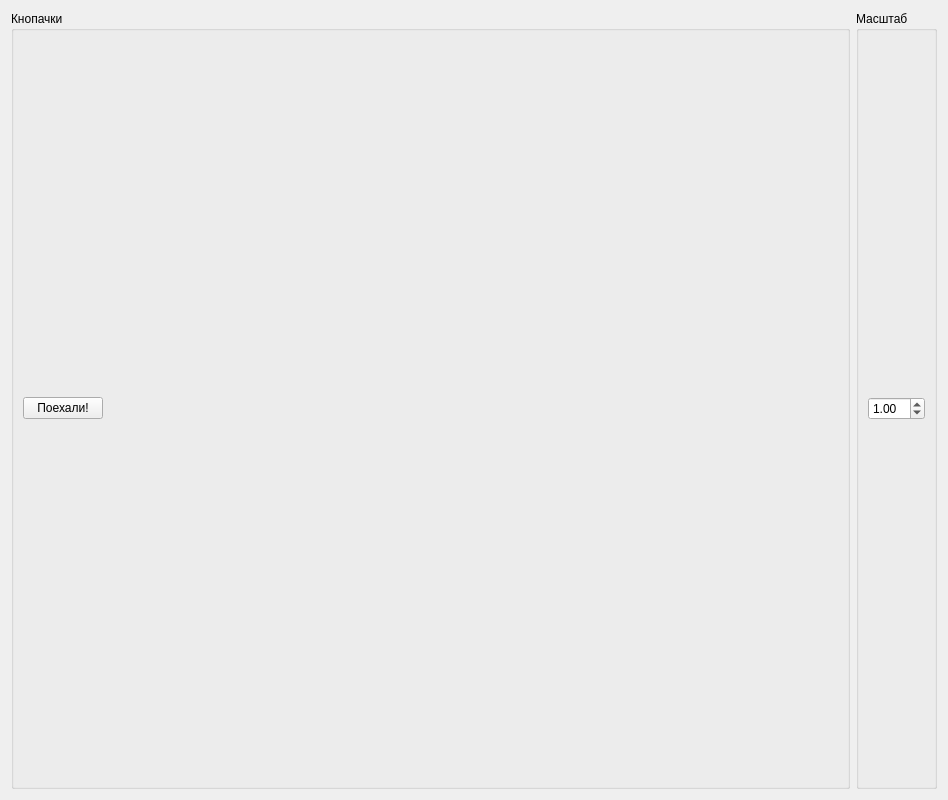
The window that SmallScrewdriver/smallscrewdriver.ui (Ingener74/Small-Screwdriver) describes before a commit, drawn with Qt 5.
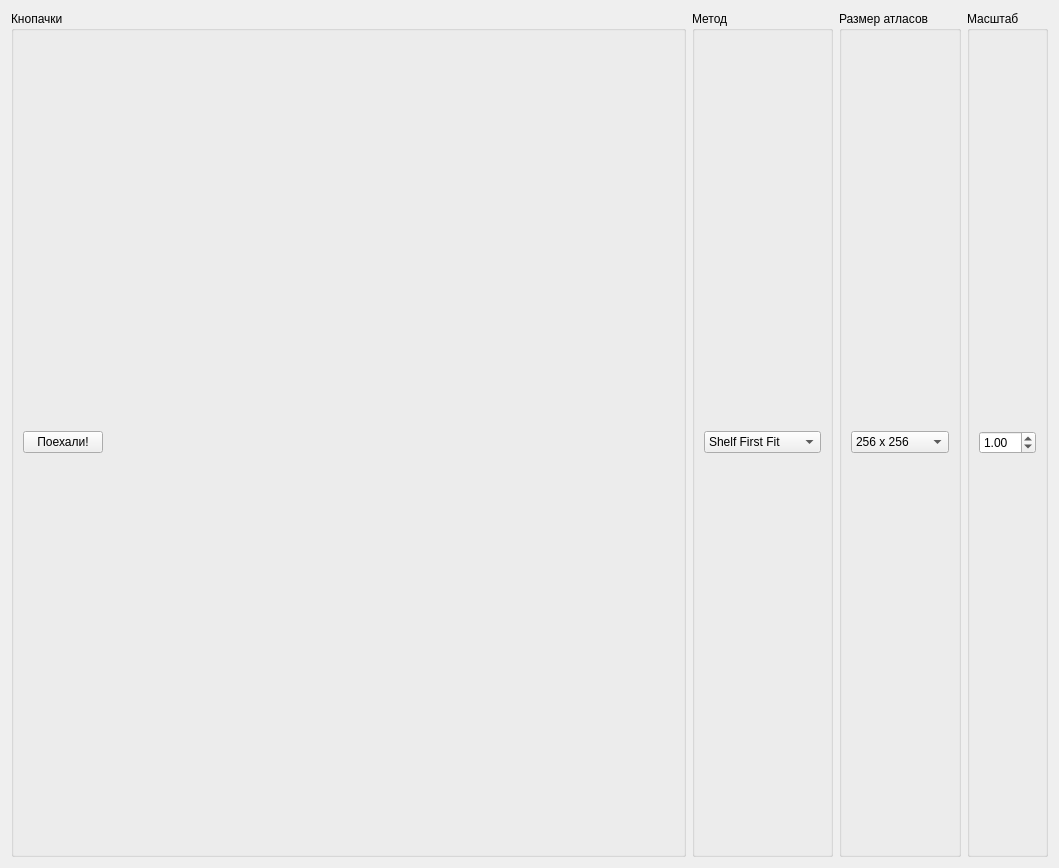
The same window after the commit. Icons and pictures are not drawn.

Patch:
```diff
--- a/SmallScrewdriver/smallscrewdriver.ui
+++ b/SmallScrewdriver/smallscrewdriver.ui
@@ -6,8 +6,8 @@
    <rect>
     <x>0</x>
     <y>0</y>
-    <width>948</width>
-    <height>800</height>
+    <width>1059</width>
+    <height>868</height>
    </rect>
   </property>
   <property name="windowTitle">
@@ -59,6 +59,72 @@
        </layout>
       </widget>
      </item>
+     <item>
+      <widget class="QGroupBox" name="methodGroupBox">
+       <property name="title">
+        <string>Метод</string>
+       </property>
+       <layout class="QHBoxLayout" name="horizontalLayout_4">
+        <item>
+         <widget class="QComboBox" name="methodComboBox">
+          <item>
+           <property name="text">
+            <string>Shelf First Fit</string>
+           </property>
+          </item>
+          <item>
+           <property name="text">
+            <string>Recursive Shelf</string>
+           </property>
+          </item>
+         </widget>
+        </item>
+       </layout>
+      </widget>
+     </item>
+     <item>
+      <widget class="QGroupBox" name="binSizeGroupBox">
+       <property name="title">
+        <string>Размер атласов</string>
+       </property>
+       <layout class="QHBoxLayout" name="horizontalLayout_5">
+        <item>
+         <widget class="QComboBox" name="binSizeComboBox">
+          <item>
+           <property name="text">
+            <string>256 x 256</string>
+           </property>
+          </item>
+          <item>
+           <property name="text">
+            <string>512 x 512</string>
+           </property>
+          </item>
+          <item>
+           <property name="text">
+            <string>1024 x 1024</string>
+           </property>
+          </item>
+          <item>
+           <property name="text">
+            <string>2048 x 2048</string>
+           </property>
+          </item>
+          <item>
+           <property name="text">
+            <string>4096 x 4096</string>
+           </property>
+          </item>
+          <item>
+           <property name="text">
+            <string>8192 x 8192</string>
+           </property>
+          </item>
+         </widget>
+        </item>
+       </layout>
+      </widget>
+     </item>
      <item>
       <widget class="QGroupBox" name="groupBox_2">
        <property name="title">
```
